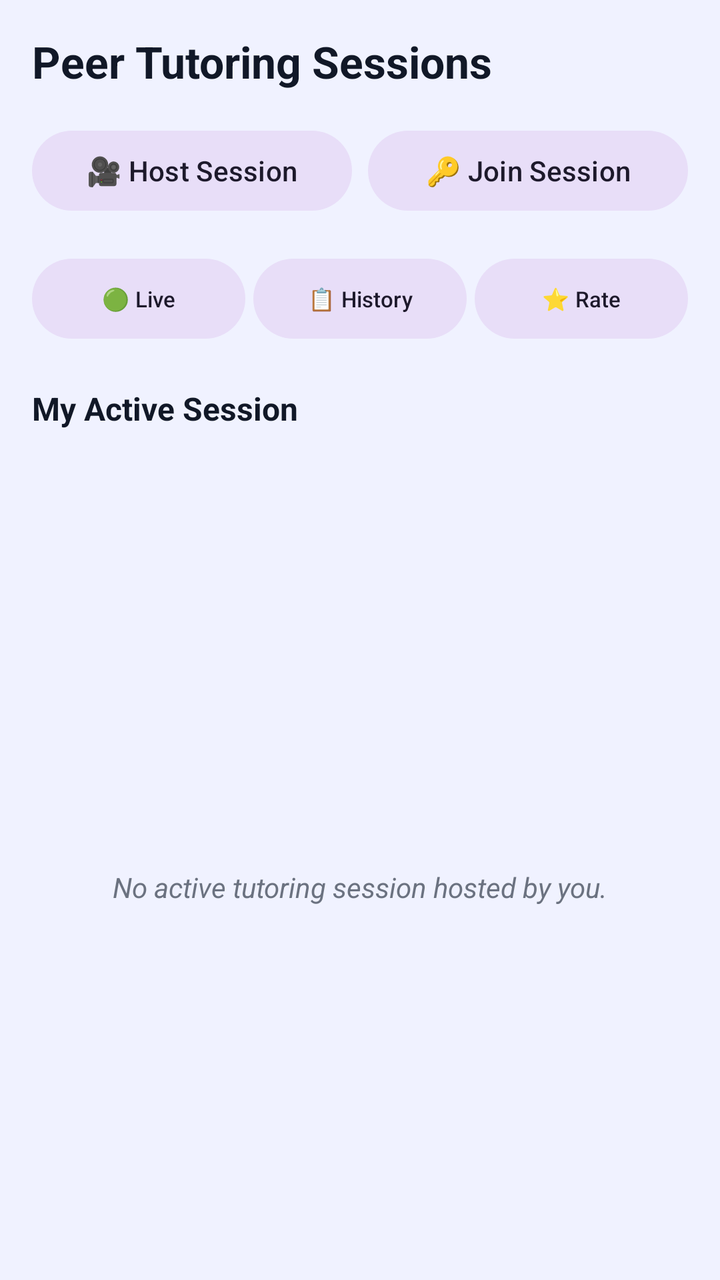
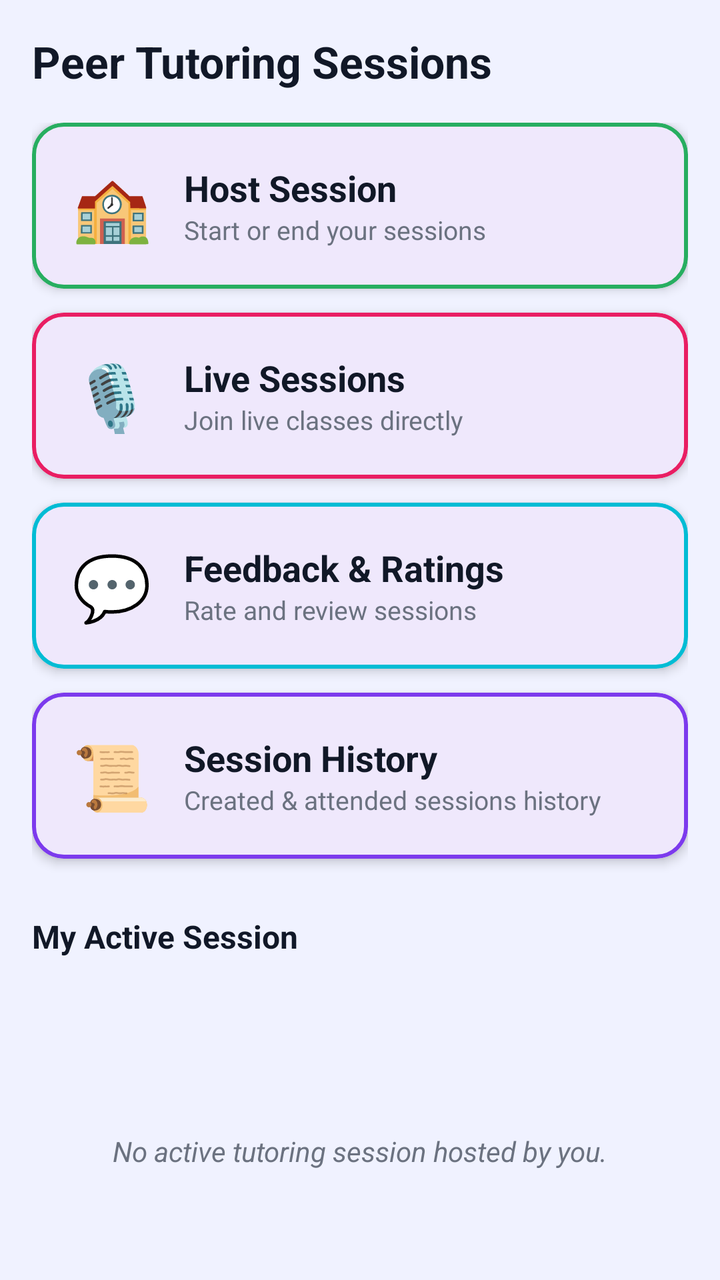

Before-and-after screenshots of an Android layout around one commit, followed by the original layout XML and the change that was made.
<!-- AndroidManifest.xml: application theme Theme.SkillSync -->
<!-- res/layout/fragment_session.xml -->
<?xml version="1.0" encoding="utf-8"?>
<LinearLayout xmlns:android="http://schemas.android.com/apk/res/android"
    xmlns:app="http://schemas.android.com/apk/res-auto"
    android:layout_width="match_parent"
    android:layout_height="match_parent"
    android:orientation="vertical"
    android:background="@color/background"
    android:padding="16dp">

    <TextView
        android:layout_width="wrap_content"
        android:layout_height="wrap_content"
        android:text="Peer Tutoring Sessions"
        android:textColor="@color/text_primary"
        android:textSize="22sp"
        android:textStyle="bold"
        android:layout_marginBottom="16dp"/>

    
    <LinearLayout
        android:layout_width="match_parent"
        android:layout_height="wrap_content"
        android:orientation="horizontal"
        android:layout_marginBottom="16dp"
        android:weightSum="2">

        <com.google.android.material.button.MaterialButton
            android:id="@+id/btnStartHub"
            style="@style/Widget.Material3.Button.TonalButton"
            android:layout_width="0dp"
            android:layout_height="wrap_content"
            android:layout_weight="1"
            android:text="🎥 Host Session"
            android:layout_marginRight="4dp"/>

        <com.google.android.material.button.MaterialButton
            android:id="@+id/btnJoinHub"
            style="@style/Widget.Material3.Button.TonalButton"
            android:layout_width="0dp"
            android:layout_height="wrap_content"
            android:layout_weight="1"
            android:text="🔑 Join Session"
            android:layout_marginLeft="4dp"/>
    </LinearLayout>

    <LinearLayout
        android:layout_width="match_parent"
        android:layout_height="wrap_content"
        android:orientation="horizontal"
        android:layout_marginBottom="20dp"
        android:weightSum="3">

        <com.google.android.material.button.MaterialButton
            android:id="@+id/btnLiveHub"
            style="@style/Widget.Material3.Button.TonalButton"
            android:layout_width="0dp"
            android:layout_height="wrap_content"
            android:layout_weight="1"
            android:text="🟢 Live"
            android:textSize="11sp"
            android:layout_marginRight="4dp"/>

        <com.google.android.material.button.MaterialButton
            android:id="@+id/btnHistoryHub"
            style="@style/Widget.Material3.Button.TonalButton"
            android:layout_width="0dp"
            android:layout_height="wrap_content"
            android:layout_weight="1"
            android:text="📋 History"
            android:textSize="11sp"
            android:layout_marginRight="4dp"/>

        <com.google.android.material.button.MaterialButton
            android:id="@+id/btnFeedbackHub"
            style="@style/Widget.Material3.Button.TonalButton"
            android:layout_width="0dp"
            android:layout_height="wrap_content"
            android:layout_weight="1"
            android:text="⭐ Rate"
            android:textSize="11sp"/>
    </LinearLayout>

    <TextView
        android:layout_width="wrap_content"
        android:layout_height="wrap_content"
        android:text="My Active Session"
        android:textColor="@color/text_primary"
        android:textSize="16sp"
        android:textStyle="bold"
        android:layout_marginBottom="8dp"/>

    
    <FrameLayout
        android:layout_width="match_parent"
        android:layout_height="match_parent">

        <com.google.android.material.card.MaterialCardView
            android:id="@+id/cardActiveSession"
            android:layout_width="match_parent"
            android:layout_height="wrap_content"
            app:cardCornerRadius="16dp"
            app:cardElevation="4dp"
            app:strokeColor="#EF4444"
            app:strokeWidth="2dp"
            android:visibility="gone">
            
            <LinearLayout
                android:layout_width="match_parent"
                android:layout_height="wrap_content"
                android:orientation="vertical"
                android:padding="16dp">

                <LinearLayout
                    android:layout_width="match_parent"
                    android:layout_height="wrap_content"
                    android:orientation="horizontal"
                    android:gravity="center_vertical"
                    android:layout_marginBottom="12dp">

                    <TextView
                        android:id="@+id/tvActiveName"
                        android:layout_width="0dp"
                        android:layout_height="wrap_content"
                        android:layout_weight="1"
                        android:text="Kotlin Class"
                        android:textColor="@color/text_primary"
                        android:textSize="18sp"
                        android:textStyle="bold"/>

                    <TextView
                        android:layout_width="wrap_content"
                        android:layout_height="wrap_content"
                        android:background="#EF4444"
                        android:textColor="@color/white"
                        android:text="🔴 LIVE"
                        android:textStyle="bold"
                        android:textSize="10sp"
                        android:paddingHorizontal="8dp"
                        android:paddingVertical="4dp"/>
                </LinearLayout>

                <TextView
                    android:id="@+id/tvActivePlatform"
                    android:layout_width="wrap_content"
                    android:layout_height="wrap_content"
                    android:text="Platform: Zoom"
                    android:textColor="@color/text_secondary"
                    android:layout_marginBottom="8dp"/>

                
                <LinearLayout
                    android:layout_width="match_parent"
                    android:layout_height="wrap_content"
                    android:orientation="vertical"
                    android:background="#F3F4F6"
                    android:padding="12dp"
                    android:gravity="center"
                    android:layout_marginBottom="16dp">
                    <TextView
                        android:layout_width="wrap_content"
                        android:layout_height="wrap_content"
                        android:text="SECRET CODE FOR STUDENTS"
                        android:textColor="@color/text_secondary"
                        android:textSize="10sp"
                        android:textStyle="bold"/>
                    <TextView
                        android:id="@+id/tvActiveCode"
                        android:layout_width="wrap_content"
                        android:layout_height="wrap_content"
                        android:text="ABC123"
                        android:textColor="@color/text_primary"
                        android:textSize="28sp"
                        android:textStyle="bold"
                        android:letterSpacing="0.3"/>
                </LinearLayout>

                <LinearLayout
                    android:layout_width="match_parent"
                    android:layout_height="wrap_content"
                    android:orientation="horizontal"
                    android:gravity="end">

                    <com.google.android.material.button.MaterialButton
                        android:id="@+id/btnJoinActive"
                        android:layout_width="wrap_content"
                        android:layout_height="wrap_content"
                        android:text="Open Meeting"/>

                    <com.google.android.material.button.MaterialButton
                        android:id="@+id/btnEndActive"
                        style="@style/Widget.Material3.Button.TextButton"
                        android:layout_width="wrap_content"
                        android:layout_height="wrap_content"
                        android:text="End Session"
                        android:textColor="#EF4444"
                        android:layout_marginLeft="8dp"/>
                </LinearLayout>
            </LinearLayout>
        </com.google.android.material.card.MaterialCardView>

        <TextView
            android:id="@+id/tvNoActive"
            android:layout_width="wrap_content"
            android:layout_height="wrap_content"
            android:text="No active tutoring session hosted by you."
            android:textColor="@color/text_secondary"
            android:textSize="14sp"
            android:layout_gravity="center"
            android:layout_marginTop="20dp"
            android:textStyle="italic"/>
    </FrameLayout>

</LinearLayout>
<!-- resources referenced by this layout -->
<resources>
  <color name="background">#F0F2FF</color>
  <color name="text_primary">#111827</color>
  <color name="text_secondary">#6B7280</color>
  <color name="white">#FFFFFFFF</color>
  <style name="Theme.SkillSync" parent="Theme.Material3.DayNight.NoActionBar">
          
          <item name="colorPrimary">@color/primary</item>
          <item name="colorOnPrimary">@color/white</item>
          
          <item name="colorSecondary">@color/secondary</item>
          <item name="colorOnSecondary">@color/white</item>
          
          <item name="android:statusBarColor">@color/primary</item>
          <item name="android:windowBackground">@color/background</item>
      </style>
  <color name="primary">#4F46E5</color>
  <color name="secondary">#9333EA</color>
</resources>

<!-- the commit's change to res/layout/fragment_session.xml (unified diff, before → after) -->
@@ -1,11 +1,16 @@
 <?xml version="1.0" encoding="utf-8"?>
-<LinearLayout xmlns:android="http://schemas.android.com/apk/res/android"
+<androidx.core.widget.NestedScrollView xmlns:android="http://schemas.android.com/apk/res/android"
     xmlns:app="http://schemas.android.com/apk/res-auto"
     android:layout_width="match_parent"
     android:layout_height="match_parent"
-    android:orientation="vertical"
     android:background="@color/background"
-    android:padding="16dp">
+    android:fillViewport="true">
+
+    <LinearLayout
+        android:layout_width="match_parent"
+        android:layout_height="wrap_content"
+        android:orientation="vertical"
+        android:padding="16dp">
 
     <TextView
         android:layout_width="wrap_content"
@@ -20,64 +25,189 @@
     <LinearLayout
         android:layout_width="match_parent"
         android:layout_height="wrap_content"
-        android:orientation="horizontal"
-        android:layout_marginBottom="16dp"
-        android:weightSum="2">
-
-        <com.google.android.material.button.MaterialButton
-            android:id="@+id/btnStartHub"
-            style="@style/Widget.Material3.Button.TonalButton"
-            android:layout_width="0dp"
-            android:layout_height="wrap_content"
-            android:layout_weight="1"
-            android:text="🎥 Host Session"
-            android:layout_marginRight="4dp"/>
-
-        <com.google.android.material.button.MaterialButton
-            android:id="@+id/btnJoinHub"
-            style="@style/Widget.Material3.Button.TonalButton"
-            android:layout_width="0dp"
-            android:layout_height="wrap_content"
-            android:layout_weight="1"
-            android:text="🔑 Join Session"
-            android:layout_marginLeft="4dp"/>
-    </LinearLayout>
-
-    <LinearLayout
-        android:layout_width="match_parent"
-        android:layout_height="wrap_content"
-        android:orientation="horizontal"
-        android:layout_marginBottom="20dp"
-        android:weightSum="3">
-
-        <com.google.android.material.button.MaterialButton
-            android:id="@+id/btnLiveHub"
-            style="@style/Widget.Material3.Button.TonalButton"
-            android:layout_width="0dp"
-            android:layout_height="wrap_content"
-            android:layout_weight="1"
-            android:text="🟢 Live"
-            android:textSize="11sp"
-            android:layout_marginRight="4dp"/>
-
-        <com.google.android.material.button.MaterialButton
-            android:id="@+id/btnHistoryHub"
-            style="@style/Widget.Material3.Button.TonalButton"
-            android:layout_width="0dp"
-            android:layout_height="wrap_content"
-            android:layout_weight="1"
-            android:text="📋 History"
-            android:textSize="11sp"
-            android:layout_marginRight="4dp"/>
-
-        <com.google.android.material.button.MaterialButton
-            android:id="@+id/btnFeedbackHub"
-            style="@style/Widget.Material3.Button.TonalButton"
-            android:layout_width="0dp"
-            android:layout_height="wrap_content"
-            android:layout_weight="1"
-            android:text="⭐ Rate"
-            android:textSize="11sp"/>
+        android:orientation="vertical"
+        android:layout_marginBottom="16dp">
+
+        
+        <com.google.android.material.card.MaterialCardView
+            android:id="@+id/cardHostSession"
+            android:layout_width="match_parent"
+            android:layout_height="wrap_content"
+            android:layout_marginBottom="12dp"
+            app:cardCornerRadius="16dp"
+            app:cardElevation="3dp"
+            app:strokeColor="#27AE60"
+            app:strokeWidth="2dp"
+            android:clickable="true"
+            android:focusable="true">
+            <LinearLayout
+                android:layout_width="match_parent"
+                android:layout_height="wrap_content"
+                android:orientation="horizontal"
+                android:padding="20dp"
+                android:gravity="center_vertical">
+                <TextView
+                    android:layout_width="wrap_content"
+                    android:layout_height="wrap_content"
+                    android:text="🏫"
+                    android:textSize="32sp"
+                    android:layout_marginRight="16dp"/>
+                <LinearLayout
+                    android:layout_width="wrap_content"
+                    android:layout_height="wrap_content"
+                    android:orientation="vertical">
+                    <TextView
+                        android:layout_width="wrap_content"
+                        android:layout_height="wrap_content"
+                        android:text="Host Session"
+                        android:textColor="@color/text_primary"
+                        android:textSize="18sp"
+                        android:textStyle="bold" />
+                    <TextView
+                        android:layout_width="wrap_content"
+                        android:layout_height="wrap_content"
+                        android:text="Start or end your sessions"
+                        android:textColor="@color/text_secondary"
+                        android:textSize="13sp" />
+                </LinearLayout>
+            </LinearLayout>
+        </com.google.android.material.card.MaterialCardView>
+
+        
+        <com.google.android.material.card.MaterialCardView
+            android:id="@+id/cardLiveSessions"
+            android:layout_width="match_parent"
+            android:layout_height="wrap_content"
+            android:layout_marginBottom="12dp"
+            app:cardCornerRadius="16dp"
+            app:cardElevation="3dp"
+            app:strokeColor="#E91E63"
+            app:strokeWidth="2dp"
+            android:clickable="true"
+            android:focusable="true">
+            <LinearLayout
+                android:layout_width="match_parent"
+                android:layout_height="wrap_content"
+                android:orientation="horizontal"
+                android:padding="20dp"
+                android:gravity="center_vertical">
+                <TextView
+                    android:layout_width="wrap_content"
+                    android:layout_height="wrap_content"
+                    android:text="🎙️"
+                    android:textSize="32sp"
+                    android:layout_marginRight="16dp"/>
+                <LinearLayout
+                    android:layout_width="wrap_content"
+                    android:layout_height="wrap_content"
+                    android:orientation="vertical">
+                    <TextView
+                        android:layout_width="wrap_content"
+                        android:layout_height="wrap_content"
+                        android:text="Live Sessions"
+                        android:textColor="@color/text_primary"
+                        android:textSize="18sp"
+                        android:textStyle="bold" />
+                    <TextView
+                        android:layout_width="wrap_content"
+                        android:layout_height="wrap_content"
+                        android:text="Join live classes directly"
+                        android:textColor="@color/text_secondary"
+                        android:textSize="13sp" />
+                </LinearLayout>
+            </LinearLayout>
+        </com.google.android.material.card.MaterialCardView>
+
+        
+        <com.google.android.material.card.MaterialCardView
+            android:id="@+id/cardFeedbackRatings"
+            android:layout_width="match_parent"
+            android:layout_height="wrap_content"
+            android:layout_marginBottom="12dp"
+            app:cardCornerRadius="16dp"
+            app:cardElevation="3dp"
+            app:strokeColor="#00BCD4"
+            app:strokeWidth="2dp"
+            android:clickable="true"
+            android:focusable="true">
+            <LinearLayout
+                android:layout_width="match_parent"
+                android:layout_height="wrap_content"
+                android:orientation="horizontal"
+                android:padding="20dp"
+                android:gravity="center_vertical">
+                <TextView
+                    android:layout_width="wrap_content"
+                    android:layout_height="wrap_content"
+                    android:text="💬"
+                    android:textSize="32sp"
+                    android:layout_marginRight="16dp"/>
+                <LinearLayout
+                    android:layout_width="wrap_content"
+                    android:layout_height="wrap_content"
+                    android:orientation="vertical">
+                    <TextView
+                        android:layout_width="wrap_content"
+                        android:layout_height="wrap_content"
+                        android:text="Feedback &amp; Ratings"
+                        android:textColor="@color/text_primary"
+                        android:textSize="18sp"
+                        android:textStyle="bold" />
+                    <TextView
+                        android:layout_width="wrap_content"
+                        android:layout_height="wrap_content"
+                        android:text="Rate and review sessions"
+                        android:textColor="@color/text_secondary"
+                        android:textSize="13sp" />
+                </LinearLayout>
+            </LinearLayout>
+        </com.google.android.material.card.MaterialCardView>
+
+        
+        <com.google.android.material.card.MaterialCardView
+            android:id="@+id/cardSessionHistory"
+            android:layout_width="match_parent"
+            android:layout_height="wrap_content"
+            android:layout_marginBottom="12dp"
+            app:cardCornerRadius="16dp"
+            app:cardElevation="3dp"
+            app:strokeColor="#7C3AED"
+            app:strokeWidth="2dp"
+            android:clickable="true"
+            android:focusable="true">
+            <LinearLayout
+                android:layout_width="match_parent"
+                android:layout_height="wrap_content"
+                android:orientation="horizontal"
+                android:padding="20dp"
+                android:gravity="center_vertical">
+                <TextView
+                    android:layout_width="wrap_content"
+                    android:layout_height="wrap_content"
+                    android:text="📜"
+                    android:textSize="32sp"
+                    android:layout_marginRight="16dp"/>
+                <LinearLayout
+                    android:layout_width="wrap_content"
+                    android:layout_height="wrap_content"
+                    android:orientation="vertical">
+                    <TextView
+                        android:layout_width="wrap_content"
+                        android:layout_height="wrap_content"
+                        android:text="Session History"
+                        android:textColor="@color/text_primary"
+                        android:textSize="18sp"
+                        android:textStyle="bold" />
+                    <TextView
+                        android:layout_width="wrap_content"
+                        android:layout_height="wrap_content"
+                        android:text="Created &amp; attended sessions history"
+                        android:textColor="@color/text_secondary"
+                        android:textSize="13sp" />
+                </LinearLayout>
+            </LinearLayout>
+        </com.google.android.material.card.MaterialCardView>
+
     </LinearLayout>
 
     <TextView
@@ -210,4 +340,5 @@
             android:textStyle="italic"/>
     </FrameLayout>
 
-</LinearLayout>
+    </LinearLayout>
+</androidx.core.widget.NestedScrollView>
